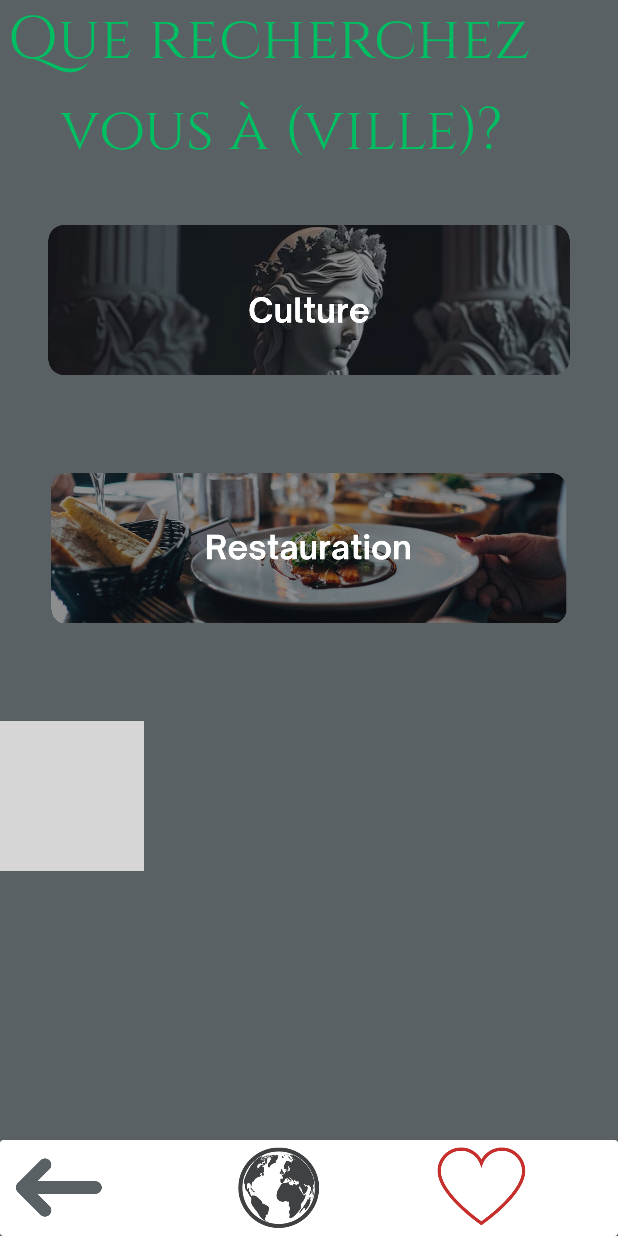
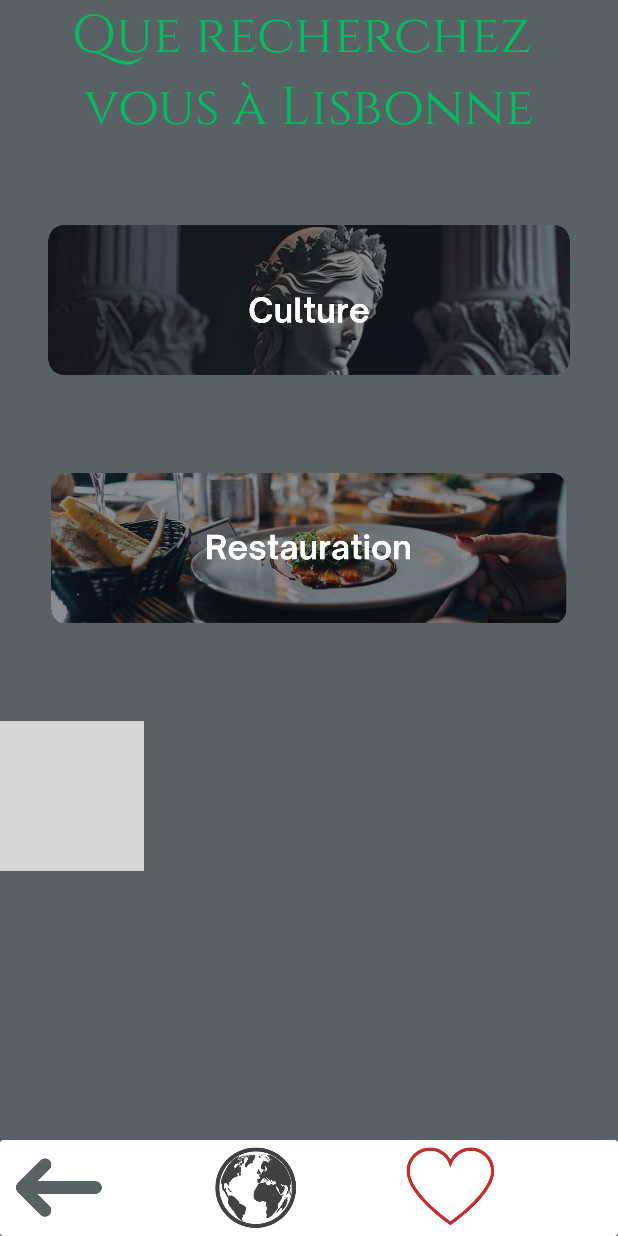
Before and after one commit to Aimene27/CityActivity, an Android app: the LesActivity screen opened directly, with no data from a screen before it, on a phone screen of 412 x 824 dp. Run offline under Robolectric (Android 15) with nearby library versions, the light colour scheme and no system bars; grey boxes are pictures that could not be loaded.

Commit message:
taff melvin

```diff
--- a/app/src/main/java/com/example/helloworld/LesActivity.java
+++ b/app/src/main/java/com/example/helloworld/LesActivity.java
@@ -1,27 +1,84 @@
 package com.example.helloworld;
+
+import static com.example.helloworld.Villes.villeselect;
 
 import androidx.appcompat.app.AppCompatActivity;
 
+import android.annotation.SuppressLint;
 import android.content.Intent;
 import android.os.Bundle;
 import android.view.View;
 import android.widget.ImageView;
+import android.widget.TextView;
 
 public class LesActivity extends AppCompatActivity {
 
     private ImageView culture;
+    private ImageView restaurant;
+    private ImageView loisir;
+    private TextView ville;
+    private ImageView retour;
+    private ImageView accueil;
+    public static String choixact;
 
+    @SuppressLint("MissingInflatedId")
     @Override
     protected void onCreate(Bundle savedInstanceState) {
         super.onCreate(savedInstanceState);
         setContentView(R.layout.les_activity);
 
         this.culture = (ImageView) findViewById(R.id.culture);
+        this.restaurant = (ImageView) findViewById(R.id.restauration);
+        this.loisir = (ImageView) findViewById(R.id.loisirs);
+        this.ville = (TextView) findViewById(R.id.titre2);
+        this.retour = (ImageView) findViewById(R.id.retour_arriere);
+        this.accueil = (ImageView) findViewById(R.id.accueil);
+
+        ville.setText("vous à " + villeselect);
 
         culture.setOnClickListener(new View.OnClickListener() {
             @Override
             public void onClick(View view) {
-                Intent switchactivity = new Intent(getApplicationContext(), Listactivity.class);
+                Intent switchactivity = new Intent(getApplicationContext(), MainActivity.class);
+                startActivity(switchactivity);
+                choixact = "culture";
+                finish();
+            }
+        });
+
+        restaurant.setOnClickListener(new View.OnClickListener() {
+            @Override
+            public void onClick(View view) {
+                Intent switchactivity = new Intent(getApplicationContext(), MainActivity.class);
+                startActivity(switchactivity);
+                choixact = "restaurant";
+                finish();
+            }
+        });
+
+        loisir.setOnClickListener(new View.OnClickListener() {
+            @Override
+            public void onClick(View view) {
+                Intent switchactivity = new Intent(getApplicationContext(), MainActivity.class);
+                startActivity(switchactivity);
+                choixact = "loisirs";
+                finish();
+            }
+        });
+
+        retour.setOnClickListener(new View.OnClickListener() {
+            @Override
+            public void onClick(View view) {
+                Intent switchactivity = new Intent(getApplicationContext(), Villes.class);
+                startActivity(switchactivity);
+                finish();
+            }
+        });
+
+        accueil.setOnClickListener(new View.OnClickListener() {
+            @Override
+            public void onClick(View view) {
+                Intent switchactivity = new Intent(getApplicationContext(), Villes.class);
                 startActivity(switchactivity);
                 finish();
             }
--- a/app/src/main/java/com/example/helloworld/MainAdapter.java
+++ b/app/src/main/java/com/example/helloworld/MainAdapter.java
@@ -37,7 +37,6 @@ public class MainAdapter extends FirebaseRecyclerAdapter <MainModel,MainAdapter.
         Glide.with(holder.img.getContext())
                 .load(model.getImage())
                 .placeholder((R.drawable.common_google_signin_btn_icon_dark))
-                .circleCrop()
                 .error(R.drawable.common_google_signin_btn_icon_dark_normal)
                 .into(holder.img);
 
--- a/app/src/main/res/layout/les_activity.xml
+++ b/app/src/main/res/layout/les_activity.xml
@@ -15,30 +15,26 @@
         android:orientation="vertical">
 
         <TextView
-            android:id="@+id/texte1"
-            android:layout_width="350dp"
-            android:layout_height="60dp"
+            android:id="@+id/titre1"
+            android:layout_width="wrap_content"
+            android:layout_height="wrap_content"
             android:fontFamily="@font/cinzel"
             android:text="Que recherchez "
             android:textColor="@color/vert1"
-            android:textSize="40sp"
-            android:layout_marginStart="5dp"
-            android:layout_marginLeft="5dp"
+            android:textSize="35sp"
+            android:layout_gravity="center"
             tools:ignore="HardcodedText,TextContrastCheck,TextSizeCheck" />
 
         <TextView
+            android:id="@+id/titre2"
             android:layout_width="wrap_content"
             android:layout_height="wrap_content"
-            android:layout_marginStart="40dp"
-            android:layout_marginLeft="40dp"
+            android:layout_gravity="center"
             android:fontFamily="@font/cinzel"
-            android:text="vous à (ville)?"
+            android:text="vous à ?"
             android:textColor="@color/vert1"
-            android:textSize="40sp"
+            android:textSize="35sp"
             tools:ignore="HardcodedText,TextContrastCheck" />
-
-
-
 
 
     </LinearLayout>
@@ -101,8 +97,7 @@
                 android:id="@+id/accueil"
                 android:layout_width="60dp"
                 android:layout_height="match_parent"
-                android:layout_marginStart="85dp"
-                android:layout_marginLeft="85dp"
+                android:layout_marginLeft="70dp"
                 android:src="@drawable/pageaccueil"
                 tools:ignore="ContentDescription,HardcodedText,MissingConstraints,SpUsage,TextContrastCheck,VisualLintBounds" />
 
@@ -110,8 +105,7 @@
                 android:id="@+id/favoris"
                 android:layout_width="60dp"
                 android:layout_height="match_parent"
-                android:layout_marginStart="75dp"
-                android:layout_marginLeft="75dp"
+                android:layout_marginLeft="70dp"
                 android:src="@drawable/favoris"
                 tools:ignore="ContentDescription,HardcodedText,MissingConstraints,SpUsage,TextContrastCheck,VisualLintBounds" />
             />
```
Also changed, not shown: app/src/main/AndroidManifest.xml (+5 -4 lines), app/src/main/java/com/example/helloworld/MainActivity.java (+6 -1 lines), app/src/main/java/com/example/helloworld/Villes.java (+70 -0 lines), app/src/main/res/layout/list_activity.xml (+4 -4 lines).
